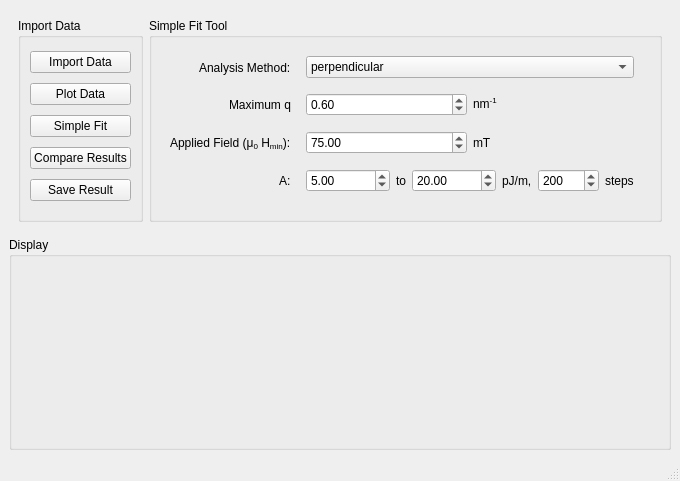
This is src/sas/qtgui/Utilities/MuMagTool/UI/MuMagUI.ui in SasView/sasview as Qt 5 draws it before an edit. The edited form follows.
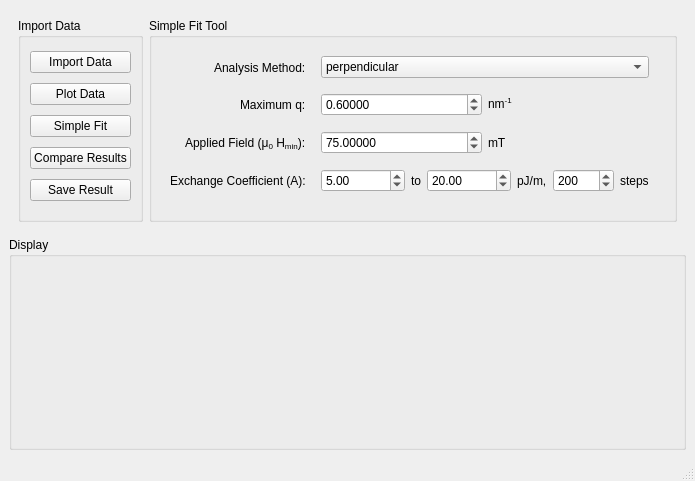
This is the edited form.

What changed in the file:
```diff
--- a/src/sas/qtgui/Utilities/MuMagTool/UI/MuMagUI.ui
+++ b/src/sas/qtgui/Utilities/MuMagTool/UI/MuMagUI.ui
@@ -80,7 +80,7 @@
              <item row="1" column="0">
               <widget class="QLabel" name="label_5">
                <property name="text">
-                <string>Maximum q</string>
+                <string>Maximum q:</string>
                </property>
               </widget>
              </item>
@@ -99,6 +99,9 @@
                 </property>
                 <item>
                  <widget class="QDoubleSpinBox" name="hMinSpinBox">
+                  <property name="decimals">
+                   <number>5</number>
+                  </property>
                   <property name="maximum">
                    <double>10000.000000000000000</double>
                   </property>
@@ -125,8 +128,11 @@
                 </property>
                 <item>
                  <widget class="QDoubleSpinBox" name="qMaxSpinBox">
+                  <property name="decimals">
+                   <number>5</number>
+                  </property>
                   <property name="minimum">
-                   <double>0.010000000000000</double>
+                   <double>0.000010000000000</double>
                   </property>
                   <property name="singleStep">
                    <double>0.010000000000000</double>
@@ -149,7 +155,7 @@
              <item row="3" column="0">
               <widget class="QLabel" name="label">
                <property name="text">
-                <string>A:</string>
+                <string>Exchange Coefficient (A):</string>
                </property>
               </widget>
              </item>
@@ -228,6 +234,9 @@
                 </property>
                 <item>
                  <widget class="QComboBox" name="ScatteringGeometrySelect">
+                  <property name="currentText">
+                   <string>perpendicular</string>
+                  </property>
                   <item>
                    <property name="text">
                     <string>perpendicular</string>
```
